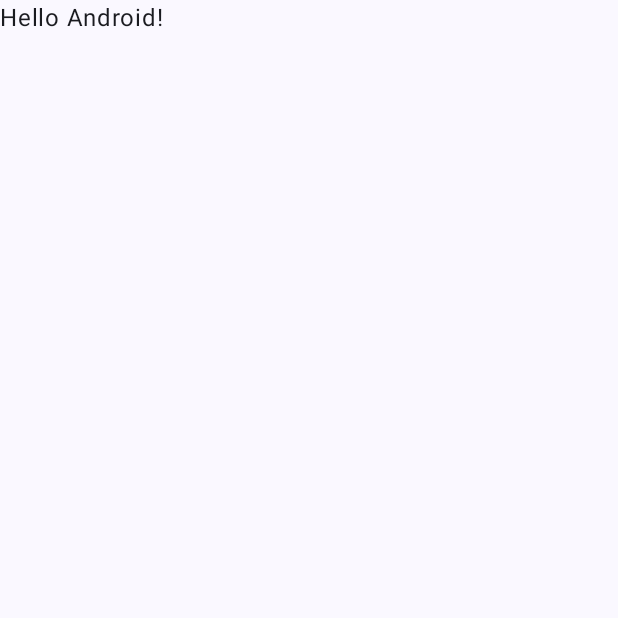
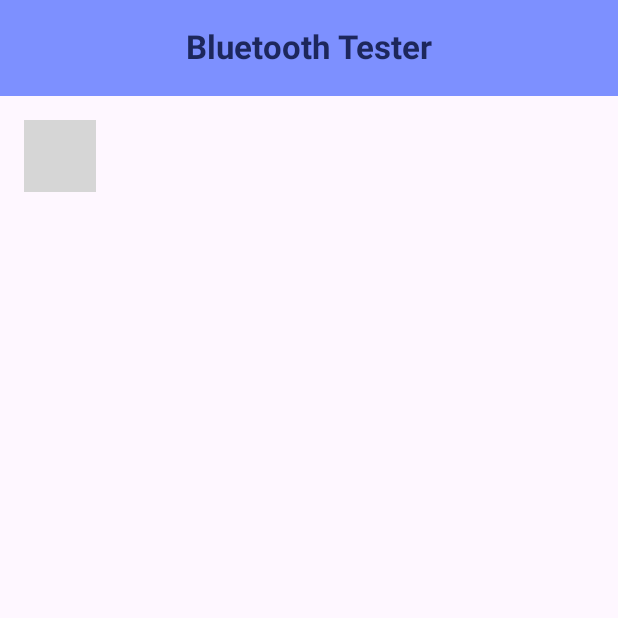
Before and after one commit to chiwa-nz/android-bluetooth-tester, an Android app built with Jetpack Compose: the screen it shows after launch (MainActivity), on a phone screen of 412 x 824 dp, the top half of it. Before the commit the part shown is almost empty. Run offline under Robolectric (Android 15) with nearby library versions, the phone set to English and light mode, and no system bars; libraries missing offline, so code that uses them is left out: com.toggl.komposable; 3 statements that could not run were skipped; grey boxes are pictures that could not be loaded.

Commit message:
Add base Bluetooth functionality files

```diff
--- a/app/build.gradle.kts
+++ b/app/build.gradle.kts
@@ -49,6 +49,7 @@ dependencies {
     implementation(libs.androidx.ui.graphics)
     implementation(libs.androidx.ui.tooling.preview)
     implementation(libs.androidx.material3)
+    implementation(libs.komposable.architecture)
     testImplementation(libs.junit)
     androidTestImplementation(libs.androidx.junit)
     androidTestImplementation(libs.androidx.espresso.core)
--- a/app/src/main/java/com/example/bluetoothtester/MainActivity.kt
+++ b/app/src/main/java/com/example/bluetoothtester/MainActivity.kt
@@ -1,47 +1,120 @@
 package com.example.bluetoothtester
 
+import android.content.Context
 import android.os.Bundle
 import androidx.activity.ComponentActivity
 import androidx.activity.compose.setContent
 import androidx.activity.enableEdgeToEdge
+import androidx.compose.foundation.layout.Column
 import androidx.compose.foundation.layout.fillMaxSize
+import androidx.compose.foundation.layout.fillMaxWidth
 import androidx.compose.foundation.layout.padding
+import androidx.compose.material3.CenterAlignedTopAppBar
+import androidx.compose.material3.ExperimentalMaterial3Api
 import androidx.compose.material3.Scaffold
+import androidx.compose.material3.Surface
 import androidx.compose.material3.Text
+import androidx.compose.material3.TopAppBarDefaults
 import androidx.compose.runtime.Composable
+import androidx.compose.runtime.collectAsState
+import androidx.compose.runtime.getValue
+import androidx.compose.ui.Alignment
 import androidx.compose.ui.Modifier
+import androidx.compose.ui.graphics.Color
+import androidx.compose.ui.text.font.FontWeight
 import androidx.compose.ui.tooling.preview.Preview
-import com.example.bluetoothtester.ui.theme.BluetoothTesterTheme
+import androidx.compose.ui.unit.dp
+import com.toggl.komposable.architecture.Reducer
+import com.toggl.komposable.extensions.createStore
+import com.toggl.komposable.scope.DispatcherProvider
+import com.toggl.komposable.scope.StoreScopeProvider
+import kotlinx.coroutines.CoroutineScope
+import kotlinx.coroutines.Dispatchers
+import kotlin.coroutines.CoroutineContext
 
 class MainActivity : ComponentActivity() {
     override fun onCreate(savedInstanceState: Bundle?) {
+        bluetoothStore.send(BluetoothAction.ActivityCreated(this))
         super.onCreate(savedInstanceState)
         enableEdgeToEdge()
         setContent {
-            BluetoothTesterTheme {
-                Scaffold(modifier = Modifier.fillMaxSize()) { innerPadding ->
-                    Greeting(
-                        name = "Android",
-                        modifier = Modifier.padding(innerPadding)
-                    )
-                }
+            Surface(
+                modifier = Modifier.fillMaxSize(),
+            ) {
+                MainApp(
+                    context = applicationContext
+                )
             }
         }
     }
 }
 
+val bluetoothAppReducer: Reducer<BluetoothState, BluetoothAction> = BluetoothReducer()
+
+val dispatcherProvider = DispatcherProvider(
+    io = Dispatchers.IO,
+    computation = Dispatchers.Default,
+    main = Dispatchers.Main,
+)
+val coroutineScope = object : CoroutineScope {
+    override val coroutineContext: CoroutineContext
+        get() = dispatcherProvider.main
+}
+val storeScopeProvider = StoreScopeProvider { coroutineScope }
+val bluetoothStore = createStore(
+    initialState = BluetoothState(),
+    reducer = bluetoothAppReducer,
+    storeScopeProvider = storeScopeProvider,
+    dispatcherProvider = dispatcherProvider,
+)
+
+@OptIn(ExperimentalMaterial3Api::class)
 @Composable
-fun Greeting(name: String, modifier: Modifier = Modifier) {
-    Text(
-        text = "Hello $name!",
+fun BasePage(
+    content: @Composable () -> Unit,
+    modifier: Modifier = Modifier
+) {
+    Scaffold(
         modifier = modifier
+            .fillMaxWidth(),
+        topBar = {
+            CenterAlignedTopAppBar(
+                title = {
+                    Text(
+                        text = "Bluetooth Tester",
+                        fontWeight = FontWeight.Bold,
+                        color = Color(29, 39 , 92)
+                    )
+                },
+                colors = TopAppBarDefaults.largeTopAppBarColors(
+                    containerColor = Color(125, 144, 255)
+                )
+            )
+        }
+    ) { innerPadding ->
+        Column(
+            horizontalAlignment = Alignment.Start,
+            modifier = Modifier
+                .fillMaxSize()
+                .padding(innerPadding)
+        ) {
+            content()
+        }
+    }
+}
+
+@Preview
+@Composable
+fun MainApp(context: Context? = null) {
+    val bluetoothState by bluetoothStore.state.collectAsState(initial = BluetoothState())
+    BasePage(
+        content = {
+            BluetoothMain(
+                modifier = Modifier
+                    .padding(16.dp),
+                state = bluetoothState,
+                context = context
+            )
+        }
     )
 }
-
-@Preview(showBackground = true)
-@Composable
-fun GreetingPreview() {
-    BluetoothTesterTheme {
-        Greeting("Android")
-    }
-}
--- a/gradle/libs.versions.toml
+++ b/gradle/libs.versions.toml
@@ -8,6 +8,7 @@ espressoCore = "3.6.1"
 lifecycleRuntimeKtx = "2.9.1"
 activityCompose = "1.10.1"
 composeBom = "2024.09.00"
+komposableArchitecture = "1.0.0-preview04"
 
 [libraries]
 androidx-core-ktx = { group = "androidx.core", name = "core-ktx", version.ref = "coreKtx" }
@@ -24,6 +25,7 @@ androidx-ui-tooling-preview = { group = "androidx.compose.ui", name = "ui-toolin
 androidx-ui-test-manifest = { group = "androidx.compose.ui", name = "ui-test-manifest" }
 androidx-ui-test-junit4 = { group = "androidx.compose.ui", name = "ui-test-junit4" }
 androidx-material3 = { group = "androidx.compose.material3", name = "material3" }
+komposable-architecture = { module = "com.toggl:komposable-architecture", version.ref = "komposableArchitecture" }
 
 [plugins]
 android-application = { id = "com.android.application", version.ref = "agp" }
```
Also changed, not shown: app/src/main/java/com/example/bluetoothtester/Bluetooth.kt (added, +567 -0 lines).
